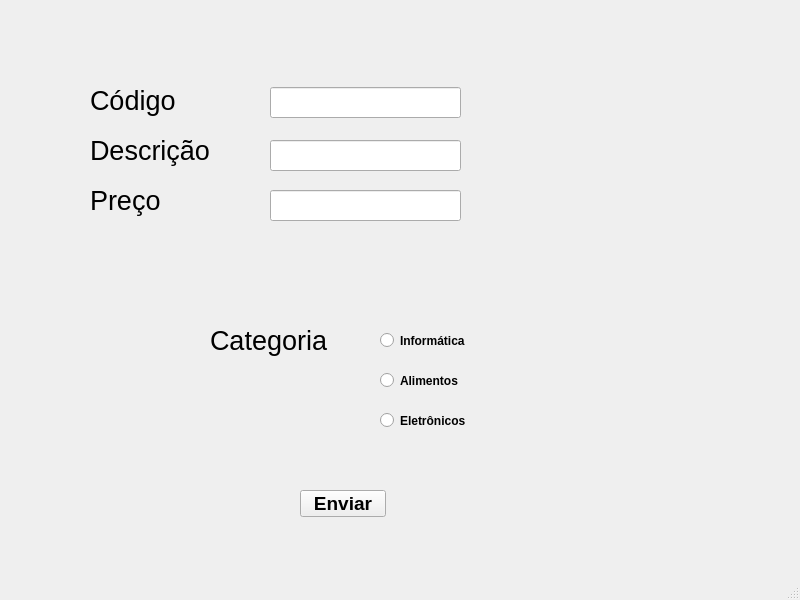
Above: front/menu.ui from marcoslimaepii1/microcluidicController before the change. Below: the same form after it.
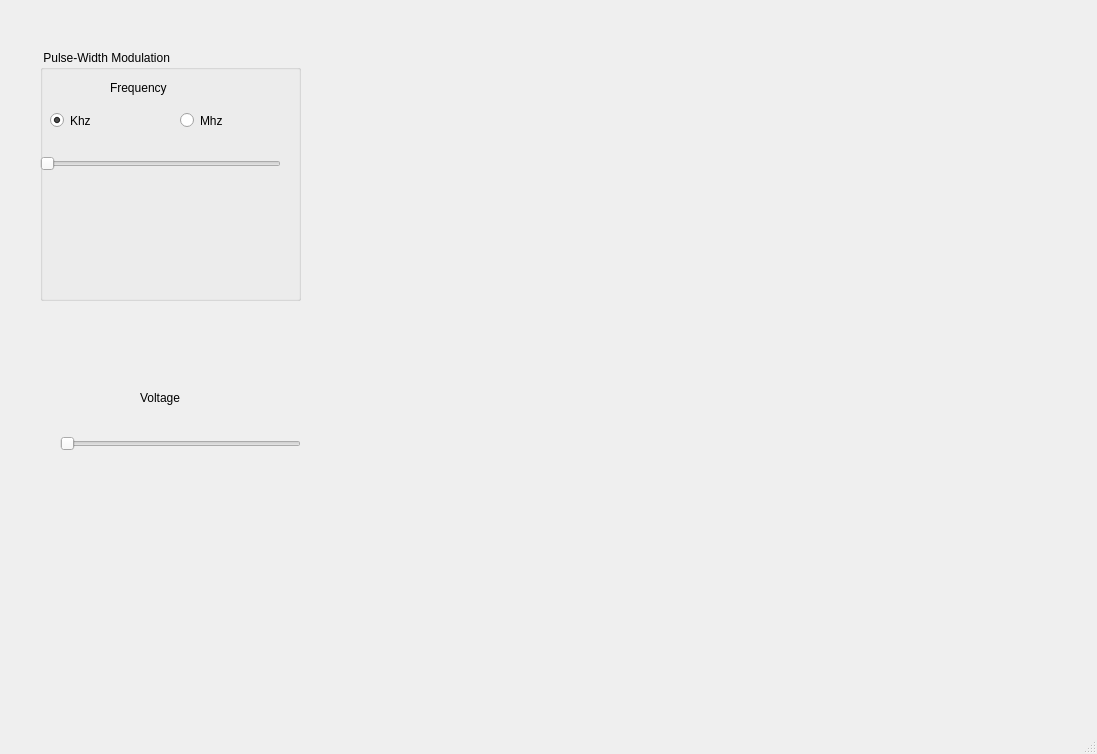
That is the form after the change.

What changed in the file:
```diff
--- a/front/menu.ui
+++ b/front/menu.ui
@@ -6,191 +6,152 @@
    <rect>
     <x>0</x>
     <y>0</y>
-    <width>800</width>
-    <height>600</height>
+    <width>1097</width>
+    <height>754</height>
    </rect>
   </property>
   <property name="windowTitle">
    <string>FluidicContoller</string>
   </property>
   <widget class="QWidget" name="centralwidget">
-   <widget class="QLabel" name="label">
+   <widget class="QGroupBox" name="groupBox">
     <property name="geometry">
      <rect>
-      <x>90</x>
-      <y>80</y>
-      <width>141</width>
-      <height>41</height>
+      <x>40</x>
+      <y>50</y>
+      <width>261</width>
+      <height>251</height>
      </rect>
     </property>
-    <property name="font">
-     <font>
-      <pointsize>20</pointsize>
-     </font>
+    <property name="title">
+     <string> Pulse-Width Modulation</string>
     </property>
-    <property name="text">
-     <string>Código</string>
-    </property>
+    <widget class="QLabel" name="label">
+     <property name="geometry">
+      <rect>
+       <x>70</x>
+       <y>30</y>
+       <width>71</width>
+       <height>16</height>
+      </rect>
+     </property>
+     <property name="text">
+      <string>Frequency</string>
+     </property>
+    </widget>
+    <widget class="QRadioButton" name="radioButton">
+     <property name="geometry">
+      <rect>
+       <x>10</x>
+       <y>60</y>
+       <width>104</width>
+       <height>21</height>
+      </rect>
+     </property>
+     <property name="text">
+      <string>Khz</string>
+     </property>
+     <property name="checked">
+      <bool>true</bool>
+     </property>
+    </widget>
+    <widget class="QRadioButton" name="radioButton_2">
+     <property name="geometry">
+      <rect>
+       <x>140</x>
+       <y>60</y>
+       <width>61</width>
+       <height>21</height>
+      </rect>
+     </property>
+     <property name="text">
+      <string>Mhz</string>
+     </property>
+    </widget>
+    <widget class="QSlider" name="horizontalSlider">
+     <property name="geometry">
+      <rect>
+       <x>0</x>
+       <y>100</y>
+       <width>241</width>
+       <height>28</height>
+      </rect>
+     </property>
+     <property name="mouseTracking">
+      <bool>true</bool>
+     </property>
+     <property name="autoFillBackground">
+      <bool>false</bool>
+     </property>
+     <property name="orientation">
+      <enum>Qt::Horizontal</enum>
+     </property>
+    </widget>
+    <widget class="QLabel" name="label_3">
+     <property name="geometry">
+      <rect>
+       <x>0</x>
+       <y>130</y>
+       <width>231</width>
+       <height>121</height>
+      </rect>
+     </property>
+     <property name="font">
+      <font>
+       <pointsize>43</pointsize>
+       <weight>75</weight>
+       <bold>true</bold>
+      </font>
+     </property>
+     <property name="text">
+      <string/>
+     </property>
+    </widget>
    </widget>
    <widget class="QLabel" name="label_2">
     <property name="geometry">
      <rect>
-      <x>90</x>
-      <y>130</y>
-      <width>161</width>
-      <height>41</height>
+      <x>140</x>
+      <y>390</y>
+      <width>58</width>
+      <height>16</height>
      </rect>
     </property>
-    <property name="font">
-     <font>
-      <pointsize>20</pointsize>
-     </font>
-    </property>
     <property name="text">
-     <string>Descrição</string>
+     <string>Voltage</string>
     </property>
    </widget>
-   <widget class="QLabel" name="label_3">
+   <widget class="QSlider" name="horizontalSlider_2">
     <property name="geometry">
      <rect>
-      <x>90</x>
-      <y>180</y>
-      <width>161</width>
-      <height>41</height>
+      <x>60</x>
+      <y>430</y>
+      <width>241</width>
+      <height>28</height>
      </rect>
     </property>
-    <property name="font">
-     <font>
-      <pointsize>20</pointsize>
-     </font>
-    </property>
-    <property name="text">
-     <string>Preço</string>
-    </property>
-   </widget>
-   <widget class="QLineEdit" name="lineEdit">
-    <property name="geometry">
-     <rect>
-      <x>270</x>
-      <y>87</y>
-      <width>191</width>
-      <height>31</height>
-     </rect>
-    </property>
-   </widget>
-   <widget class="QLineEdit" name="lineEdit_2">
-    <property name="geometry">
-     <rect>
-      <x>270</x>
-      <y>140</y>
-      <width>191</width>
-      <height>31</height>
-     </rect>
-    </property>
-   </widget>
-   <widget class="QLineEdit" name="lineEdit_3">
-    <property name="geometry">
-     <rect>
-      <x>270</x>
-      <y>190</y>
-      <width>191</width>
-      <height>31</height>
-     </rect>
+    <property name="orientation">
+     <enum>Qt::Horizontal</enum>
     </property>
    </widget>
    <widget class="QLabel" name="label_4">
     <property name="geometry">
      <rect>
-      <x>210</x>
-      <y>320</y>
-      <width>161</width>
-      <height>41</height>
+      <x>60</x>
+      <y>480</y>
+      <width>231</width>
+      <height>121</height>
      </rect>
     </property>
     <property name="font">
      <font>
-      <pointsize>20</pointsize>
-     </font>
-    </property>
-    <property name="text">
-     <string>Categoria</string>
-    </property>
-   </widget>
-   <widget class="QRadioButton" name="radioButton">
-    <property name="geometry">
-     <rect>
-      <x>380</x>
-      <y>330</y>
-      <width>104</width>
-      <height>21</height>
-     </rect>
-    </property>
-    <property name="font">
-     <font>
+      <pointsize>43</pointsize>
       <weight>75</weight>
       <bold>true</bold>
      </font>
     </property>
     <property name="text">
-     <string>Informática</string>
-    </property>
-   </widget>
-   <widget class="QRadioButton" name="radioButton_2">
-    <property name="geometry">
-     <rect>
-      <x>380</x>
-      <y>370</y>
-      <width>104</width>
-      <height>21</height>
-     </rect>
-    </property>
-    <property name="font">
-     <font>
-      <weight>75</weight>
-      <bold>true</bold>
-     </font>
-    </property>
-    <property name="text">
-     <string>Alimentos</string>
-    </property>
-   </widget>
-   <widget class="QRadioButton" name="radioButton_3">
-    <property name="geometry">
-     <rect>
-      <x>380</x>
-      <y>410</y>
-      <width>104</width>
-      <height>21</height>
-     </rect>
-    </property>
-    <property name="font">
-     <font>
-      <weight>75</weight>
-      <bold>true</bold>
-     </font>
-    </property>
-    <property name="text">
-     <string>Eletrônicos</string>
-    </property>
-   </widget>
-   <widget class="QPushButton" name="pushButton">
-    <property name="geometry">
-     <rect>
-      <x>300</x>
-      <y>490</y>
-      <width>86</width>
-      <height>27</height>
-     </rect>
-    </property>
-    <property name="font">
-     <font>
-      <pointsize>14</pointsize>
-      <weight>75</weight>
-      <bold>true</bold>
-     </font>
-    </property>
-    <property name="text">
-     <string>Enviar</string>
+     <string/>
     </property>
    </widget>
   </widget>
```
Left out of the diff: 2 changed lines with no effect on the pictures.
